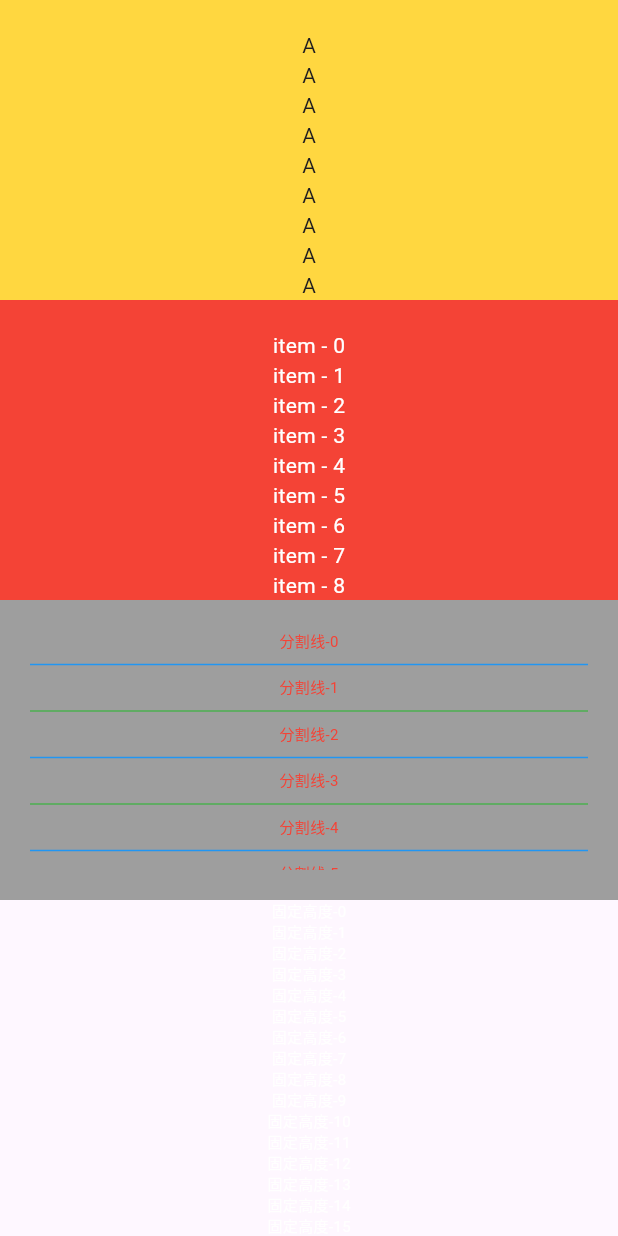
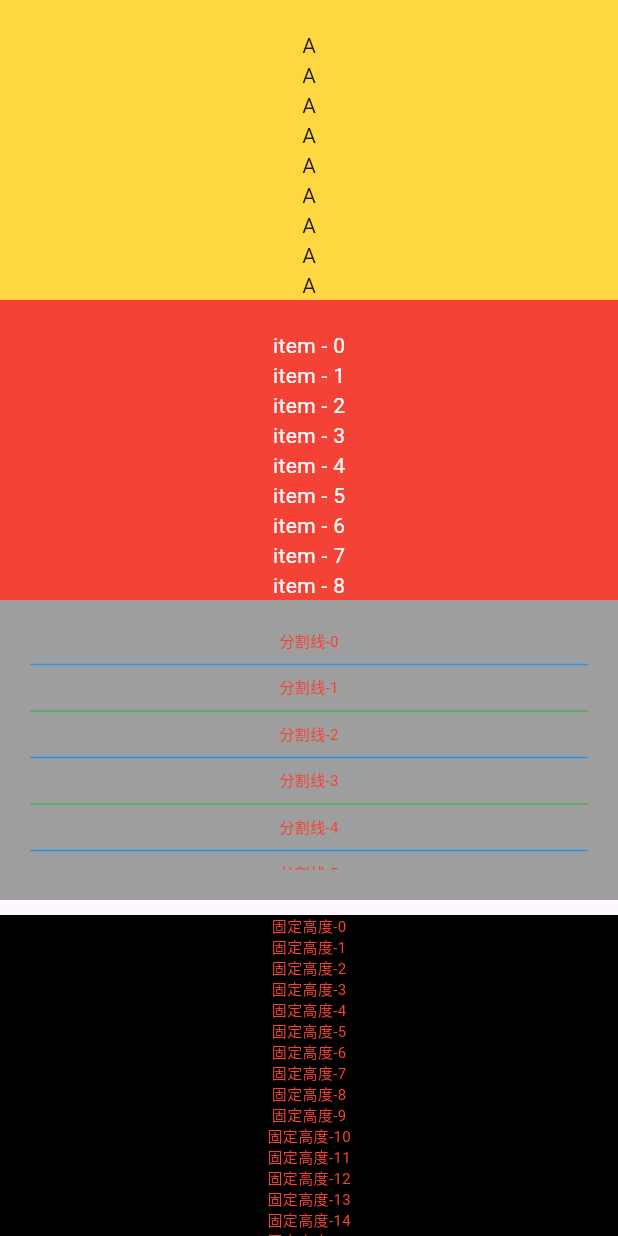
Before and after one commit to SpringRollHHB/FlutterUiTest, a Flutter app: the ListViewPageWidget screen opened directly, on a phone screen of 412 x 824 dp. Run offline on Flutter 3.47's test engine with Material 3 defaults, Android fonts, the phone set to English and light mode, and no system bars; our stand-ins replace auto_size_text, get.

Commit message:
listview的使用

```diff
--- a/lib/layout/list_view_page_widget.dart
+++ b/lib/layout/list_view_page_widget.dart
@@ -54,7 +54,7 @@ class _ListViewPageWidgetState extends State<ListViewPageWidget> {
     Widget divider2 = const Divider(color: Colors.green);
     return Scaffold(
       body: PageView(
-        children: [buildColumnOne(divider1, divider2), buildColumnTwo(),buildColumnThree()],
+        children: [buildColumnOne(divider1, divider2), buildColumnTwo(),buildColumnThree(),buildColumnFour()],
       ),
     );
   }
@@ -66,6 +66,7 @@ class _ListViewPageWidgetState extends State<ListViewPageWidget> {
           color: Colors.white,
           child: Stack(children: [
             ListView.separated(
+                primary: false,
                 itemBuilder: (BuildContext context, int index) {
                   if (_words[index] == "end") {
                     if (_words.length <= 100) {
@@ -139,6 +140,7 @@ class _ListViewPageWidgetState extends State<ListViewPageWidget> {
               alignment: Alignment.center,
               child: Stack(children: [
                 ListView.builder(
+                  primary: false,
                   itemBuilder: (BuildContext context, int index) {
                     return Text("$index",
                         style: const TextStyle(
@@ -183,6 +185,7 @@ class _ListViewPageWidgetState extends State<ListViewPageWidget> {
           height: 200,
           width: double.infinity,
           child: ListView(
+              primary: false,
               padding: const EdgeInsets.all(20),
               shrinkWrap: true,
               children: const [
@@ -218,6 +221,7 @@ class _ListViewPageWidgetState extends State<ListViewPageWidget> {
           height: 200,
           color: Colors.red,
           child: ListView.builder(
+              primary: false,
               itemBuilder: (BuildContext context, int index) {
                 return Center(
                     child: Text("item - $index",
@@ -232,6 +236,7 @@ class _ListViewPageWidgetState extends State<ListViewPageWidget> {
           color: Colors.grey,
           padding: const EdgeInsets.all(20),
           child: ListView.separated(
+            primary: false,
             itemBuilder: (BuildContext context, int index) {
               return Center(
                   child: Text("分割线-$index",
@@ -248,16 +253,20 @@ class _ListViewPageWidgetState extends State<ListViewPageWidget> {
           )),
       Expanded(
           child: ListView.builder(
+              primary: false,
               itemBuilder: (BuildContext context, int index) {
-                return Center(
-                    child: Text("固定高度-$index",
-                        style: const TextStyle(
-                            decoration: TextDecoration.none,
-                            color: Colors.white,
-                            fontSize: 10)));
+                return Container(
+                  color: Colors.black,
+                  child: Center(
+                      child: Text("固定高度-$index",
+                          style: const TextStyle(
+                              decoration: TextDecoration.none,
+                              color: Colors.red,
+                              fontSize: 10),),),
+                );
               },
               itemCount: 100,
-              padding: const EdgeInsets.all(0),
+              padding: const EdgeInsets.only(top: 10,bottom: 10),
               prototypeItem: const Text("固定高度",
                   style: TextStyle(
                       decoration: TextDecoration.none,
@@ -283,6 +292,41 @@ class _ListViewPageWidgetState extends State<ListViewPageWidget> {
     );
   }
 
+  Widget buildColumnFour() {
+    return Column(
+      children: [
+        SizedBox(height: MediaQuery.of(context).padding.top,),
+        Container(
+          width: double.infinity,
+          height: 150,
+          color: Colors.black,
+          child: ListView.separated(
+            itemCount: 20,
+            primary: false,
+            padding: const EdgeInsets.only(top: 10, bottom: 10),
+            itemBuilder: (BuildContext context, int index) {
+              return const Text(
+                "text-test",
+                style: TextStyle(
+                  color: Colors.white,
+                  fontSize: 15,
+                  height: 1.0,
+                ),
+                textAlign: TextAlign.center,
+              );
+            },
+            separatorBuilder: (BuildContext context, int index) {
+              return Container(
+                color: Colors.red,
+                height: 10,
+              );
+            },
+          ),
+        ),
+      ],
+    );
+  }
+
   void _loadItems() {
     Future.delayed(const Duration(seconds: 4)).then((value) {
       for (int i = 0; i < 20; i++) {
```
